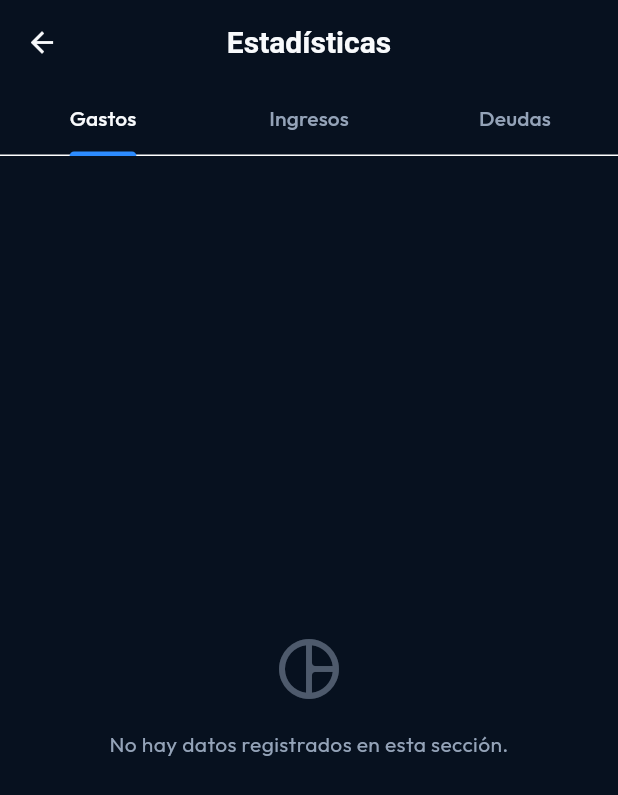
After one commit to AlexM505/Nica-Balance, a Flutter app: the StatisticsScreen screen opened directly, on a phone screen of 412 x 824 dp. The commit adds this screen. Shown: the top 795 px of the screen. Run offline on Flutter 3.47's test engine with Material 3 defaults, Android fonts, the phone set to English and light mode, and no system bars; our stand-ins replace fl_chart, flutter_native_splash, google_fonts, local_auth, objectbox, shared_preferences; accounts and stored records are empty; generated files the repository leaves out were written again.

Commit message:
Feat: implement statistics view with fl_chart

```diff
--- a/lib/main.dart
+++ b/lib/main.dart
@@ -13,6 +13,7 @@ import 'package:nica_balance/presentation/home/views/main_navigation_screen.dart
 import 'package:nica_balance/presentation/income/viewmodels/income_viewmodel.dart';
 import 'package:nica_balance/presentation/onboarding/onboarding_screen.dart';
 import 'package:nica_balance/presentation/settings/viewmodels/preferences_viewmodel.dart';
+import 'package:nica_balance/presentation/statistics/viewmodels/statistics_viewmodel.dart';
 import 'package:provider/provider.dart';
 import 'package:shared_preferences/shared_preferences.dart';
 import 'core/database/objectbox_store.dart';
@@ -70,6 +71,11 @@ void main() async {
           update: (context, dashboardVM, previous) => AnalyticsViewModel(dashboardViewModel: dashboardVM),
         ),
 
+        ChangeNotifierProxyProvider<DashboardViewModel, StatisticsViewModel>(
+          create: (context) => StatisticsViewModel(dashboardViewModel: context.read<DashboardViewModel>()),
+          update: (context, dashboardVM, previous) => StatisticsViewModel(dashboardViewModel: dashboardVM),
+        ),
+
         ChangeNotifierProvider(
           create: (_) => DebtViewModel(debtRepository: debtRepository),
         ),
--- a/lib/presentation/home/viewmodels/dashboard_viewmodel.dart
+++ b/lib/presentation/home/viewmodels/dashboard_viewmodel.dart
@@ -10,6 +10,9 @@ class DashboardViewModel extends ChangeNotifier {
   final IncomeViewModel _incomeViewModel;
 
   static const double _exchangeRate = 36.0;
+
+  List<Expense> get expensesList => _expenseViewModel.expenses;
+  List<Income> get incomesList => _incomeViewModel.incomes;
 
   DashboardViewModel({
     required this._expenseViewModel,
--- /dev/null
+++ b/lib/presentation/statistics/viewmodels/statistics_viewmodel.dart
@@ -0,0 +1,142 @@
+import 'package:flutter/material.dart';
+import '../../home/viewmodels/dashboard_viewmodel.dart';
+
+class CategoryStatsData {
+  final String categoryName;
+  final double amount;
+  final Color color;
+  final IconData icon;
+
+  CategoryStatsData({
+    required this.categoryName,
+    required this.amount,
+    required this.color,
+    required this.icon,
+  });
+}
+
+class StatisticsViewModel extends ChangeNotifier {
+  final DashboardViewModel dashboardViewModel;
+
+  int _selectedPeriodIndex = 0;
+  int get selectedPeriodIndex => _selectedPeriodIndex;
+
+  StatisticsViewModel({required this.dashboardViewModel});
+
+  void changePeriod(int index) {
+    _selectedPeriodIndex = index;
+    notifyListeners();
+  }
+
+  /// Obtiene los datos procesados de Gastos agrupados por Categoría
+  List<CategoryStatsData> getExpenseCategoryData() {
+    final expenses = dashboardViewModel.expensesList;
+    final Map<String, _CategoryTempData> grouped = {};
+
+    final defaultColors = [
+      const Color(0xFFEF4444),
+      const Color(0xFFF59E0B),
+      const Color(0xFF3B82F6),
+      const Color(0xFF10B981),
+      const Color(0xFF8B5CF6),
+    ];
+
+    int colorIndex = 0;
+
+    for (final exp in expenses) {
+      final String categoryKey = exp.category.displayName;
+
+      // Si la categoría ya existe, sumamos el monto
+      if (grouped.containsKey(categoryKey)) {
+        grouped[categoryKey]!.amount += exp.amount;
+      } else {
+        // Si es nueva, tomamos su colorHex base o uno por defecto de la lista
+        final int hex = exp.colorHex != 0 ? exp.colorHex : defaultColors[colorIndex % defaultColors.length].value;
+        grouped[categoryKey] = _CategoryTempData(amount: exp.amount, colorHex: hex, icon: exp.category.icon);
+        colorIndex++;
+      }
+    }
+
+    return grouped.entries.map((entry) {
+
+      final String displayName = entry.key[0].toUpperCase() + entry.key.substring(1).toLowerCase();
+
+      return CategoryStatsData(
+        categoryName: displayName,
+        amount: entry.value.amount,
+        color: Color(entry.value.colorHex),
+        icon: entry.value.icon,
+      );
+    }).toList();
+  }
+
+  /// Obtiene los datos procesados de Ingresos agrupados por Categoría
+  List<CategoryStatsData> getIncomeCategoryData() {
+    final incomes = dashboardViewModel.incomesList;
+    final Map<String, _CategoryTempData> grouped = {};
+
+    final defaultColors = [
+      const Color(0xFF10B981),
+      const Color(0xFF06B6D4),
+      const Color(0xFF3B82F6),
+    ];
+
+    int colorIndex = 0;
+
+    for (final inc in incomes) {
+      final String categoryKey = inc.category.displayName.toUpperCase();
+
+      // Si la categoría ya existe, sumamos el monto
+      if (grouped.containsKey(categoryKey)) {
+        grouped[categoryKey]!.amount += inc.amount;
+      } else {
+        // Si es nueva, tomamos su colorHex base o uno por defecto de la lista
+        final int hex = inc.colorHex != 0 ? inc.colorHex : defaultColors[colorIndex % defaultColors.length].value;
+        grouped[categoryKey] = _CategoryTempData(amount: inc.amount, colorHex: hex, icon: inc.category.icon);
+        colorIndex++;
+      }
+    }
+    return grouped.entries.map((entry) {
+      final String displayName = entry.key[0].toUpperCase() + entry.key.substring(1).toLowerCase();
+
+      return CategoryStatsData(
+        categoryName: displayName,
+        amount: entry.value.amount,
+        color: Color(entry.value.colorHex),
+        icon: entry.value.icon,
+      );
+    }).toList();
+  }
+
+  /// Obtiene las Deudas agrupadas por acreedor
+  List<CategoryStatsData> getDebtData(List debtsFromRepository) {
+    final Map<String, double> grouped = {};
+
+    for (final debt in debtsFromRepository) {
+      grouped[debt.creditor] = (grouped[debt.creditor] ?? 0) + debt.remainingAmount;
+    }
+
+    final colors = [
+      const Color(0xFFA855F7),
+      const Color(0xFFEC4899),
+      const Color(0xFF64748B),
+    ];
+
+    int colorIndex = 0;
+    return grouped.entries.map((entry) {
+      return CategoryStatsData(
+        categoryName: entry.key,
+        amount: entry.value,
+        color: colors[colorIndex % colors.length],
+        icon: Icons.account_balance_outlined,
+      );
+    }).toList();
+  }
+}
+
+class _CategoryTempData {
+  double amount;
+  final int colorHex;
+  final IconData icon;
+  _CategoryTempData({required this.amount, required this.colorHex, required this.icon});
+}
--- /dev/null
+++ b/lib/presentation/statistics/views/statistics_screen.dart
@@ -0,0 +1,243 @@
+import 'package:flutter/material.dart';
+import 'package:provider/provider.dart';
+import 'package:fl_chart/fl_chart.dart';
+import '../../../core/theme/app_theme.dart';
+import '../../debts/viewmodels/debt_viewmodel.dart';
+import '../viewmodels/statistics_viewmodel.dart';
+
+class StatisticsScreen extends StatefulWidget {
+  const StatisticsScreen({super.key});
+
+  @override
+  State<StatisticsScreen> createState() => _StatisticsScreenState();
+}
+
+class _StatisticsScreenState extends State<StatisticsScreen> with SingleTickerProviderStateMixin {
+  late TabController _tabController;
+  int _touchedIndex = -1;
+
+  @override
+  void initState() {
+    super.initState();
+    _tabController = TabController(length: 3, vsync: this);
+    _tabController.addListener(() {
+      setState(() { _touchedIndex = -1; });
+    });
+  }
+
+  @override
+  void dispose() {
+    _tabController.dispose();
+    super.dispose();
+  }
+
+  @override
+  Widget build(BuildContext context) {
+    final statisticsVM = context.watch<StatisticsViewModel>();
+    final debtVM = context.watch<DebtViewModel>();
+
+    final expenseData = statisticsVM.getExpenseCategoryData();
+    final incomeData = statisticsVM.getIncomeCategoryData();
+    final debtData = statisticsVM.getDebtData(debtVM.debts);
+
+    return Scaffold(
+      backgroundColor: AppTheme.getBackgroundColor(context),
+      appBar: AppBar(
+        backgroundColor: AppTheme.getBackgroundColor(context),
+        elevation: 0,
+        title: const Text(
+          'Estadísticas',
+          style: TextStyle(fontWeight: FontWeight.bold, fontSize: 20),
+        ),
+        bottom: TabBar(
+          controller: _tabController,
+          indicatorColor: AppTheme.primaryColor,
+          labelColor: AppTheme.getTextPrimary(context),
+          unselectedLabelColor: AppTheme.getTextSecondary(context),
+          indicatorSize: TabBarIndicatorSize.label,
+          tabs: const [
+            Tab(text: 'Gastos'),
+            Tab(text: 'Ingresos'),
+            Tab(text: 'Deudas'),
+          ],
+        ),
+      ),
+      body: TabBarView(
+        controller: _tabController,
+        children: [
+          _buildStatisticsTab(context, expenseData, 'Gastos Totales'),
+          _buildStatisticsTab(context, incomeData, 'Ingresos Totales'),
+          _buildStatisticsTab(context, debtData, 'Deudas Totales'),
+        ],
+      ),
+    );
+  }
+
+  Widget _buildStatisticsTab(BuildContext context, List<CategoryStatsData> data, String title) {
+    if (data.isEmpty) {
+      return Center(
+        child: Column(
+          mainAxisAlignment: MainAxisAlignment.center,
+          children: [
+            Icon(Icons.pie_chart_outline_rounded, size: 48, color: AppTheme.getTextSecondary(context).withValues(alpha: 0.5)),
+            const SizedBox(height: 16),
+            Text('No hay datos registrados en esta sección.', style: TextStyle(color: AppTheme.getTextSecondary(context))),
+          ],
+        ),
+      );
+    }
+
+    final double totalAmount = data.fold(0, (sum, item) => sum + item.amount);
+
+    return ListView(
+      padding: const EdgeInsets.all(24),
+      children: [
+        // Gráfico Circular de Dona
+        Container(
+          height: 260,
+          padding: const EdgeInsets.all(16),
+          decoration: BoxDecoration(
+            color: AppTheme.getSurfaceColor(context),
+            borderRadius: BorderRadius.circular(24),
+            border: Border.all(color: AppTheme.getBorderColor(context)),
+          ),
+          child: PieChart(
+            PieChartData(
+              pieTouchData: PieTouchData(
+                touchCallback: (FlTouchEvent event, pieTouchResponse) {
+                  setState(() {
+                    if (!event.isInterestedForInteractions ||
+                        pieTouchResponse == null ||
+                        pieTouchResponse.touchedSection == null) {
+                      _touchedIndex = -1;
+                      return;
+                    }
+                    _touchedIndex = pieTouchResponse.touchedSection!.touchedSectionIndex;
+                  });
+                },
+              ),
+              borderData: FlBorderData(show: false),
+              sectionsSpace: 4,
+              centerSpaceRadius: 45,
+              sections: _generateChartSections(data, totalAmount),
+            ),
+          ),
+        ),
+        const SizedBox(height: 28),
+
+        Text(
+          'Desglose por Categorías',
+          style: TextStyle(color: AppTheme.getTextPrimary(context), fontSize: 15, fontWeight: FontWeight.bold),
+        ),
+        const SizedBox(height: 12),
+
+        ListView.separated(
+          shrinkWrap: true,
+          physics: const NeverScrollableScrollPhysics(),
+          itemCount: data.length,
+          separatorBuilder: (context, index) => const SizedBox(height: 10),
+          itemBuilder: (context, index) {
+            final item = data[index];
+            final percentage = (item.amount / totalAmount) * 100;
+
+            return Container(
+              padding: const EdgeInsets.all(14),
+              decoration: BoxDecoration(
+                color: AppTheme.getSurfaceColor(context),
+                borderRadius: BorderRadius.circular(16),
+                border: Border.all(color: AppTheme.getBorderColor(context)),
+              ),
+              child: Row(
+                children: [
+                  Container(
+                    width: 14,
+                    height: 14,
+                    decoration: BoxDecoration(color: item.color, shape: BoxShape.circle),
+                  ),
+                  const SizedBox(width: 12),
+                  Expanded(
+                    child: Text(
+                      item.categoryName,
+                      style: TextStyle(color: AppTheme.getTextPrimary(context), fontWeight: FontWeight.w600, fontSize: 14),
+                    ),
+                  ),
+                  Column(
+                    crossAxisAlignment: CrossAxisAlignment.end,
+                    children: [
+                      Text(
+                        '\$${item.amount.toStringAsFixed(2)}',
+                        style: TextStyle(color: AppTheme.getTextPrimary(context), fontWeight: FontWeight.bold, fontSize: 14),
+                      ),
+                      Text(
+                        '${percentage.toStringAsFixed(1)}%',
+                        style: TextStyle(color: AppTheme.getTextSecondary(context), fontSize: 11),
+                      ),
+                    ],
+                  )
+                ],
+              ),
+            );
+          },
+        ),
+      ],
+    );
+  }
+
+  List<PieChartSectionData> _generateChartSections(List<CategoryStatsData> data, double total) {
+    return List.generate(data.length, (i) {
+      final item = data[i];
+      final isTouched = i == _touchedIndex;
+      final double radius = isTouched ? 80.0 : 70.0;
+      final percentage = (item.amount / total) * 100;
+      final String sectionTitle = isTouched
+        ? '${item.categoryName}\n${percentage.toStringAsFixed(1)}%'
+        : item.categoryName;
+
+      return PieChartSectionData(
+        color: item.color,
+        value: item.amount,
+        title: sectionTitle,
+        radius: radius,
+        titleStyle: TextStyle(
+          fontSize: isTouched ? 13 : 11,
+          fontWeight: FontWeight.bold,
+          color: Colors.white,
+          shadows: const [
+            Shadow(color: Colors.black45, blurRadius: 4, offset: Offset(1, 1))
+          ],
+        ),
+        badgeWidget: _buildBadgeIcon(item, isTouched),
+        titlePositionPercentageOffset: 0.35,
+        badgePositionPercentageOffset: 0.95,
+      );
+    });
+  }
+
+  Widget _buildBadgeIcon(CategoryStatsData item, bool isTouched) {
+    final double size = isTouched ? 36.0 : 30.0;
+
+    return AnimatedContainer(
+      duration: const Duration(milliseconds: 200),
+      width: size,
+      height: size,
+      decoration: BoxDecoration(
+        color: Colors.white,
+        shape: BoxShape.circle,
+        boxShadow: [
+          BoxShadow(
+            color: Colors.black.withValues(alpha: 0.15),
+            blurRadius: 4,
+            offset: const Offset(0, 2),
+          ),
+        ],
+      ),
+      child: Center(
+        child: Icon(
+          item.icon,
+          size: isTouched ? 18.0 : 15.0,
+          color: item.color,
+        ),
+      ),
+    );
+  }
+}
--- a/pubspec.yaml
+++ b/pubspec.yaml
@@ -18,6 +18,7 @@ dependencies:
   shared_preferences: ^2.5.5
   google_fonts: ^6.2.0
   local_auth: ^3.0.1
+  fl_chart: ^1.2.0
 
 dev_dependencies:
   flutter_test:
```
Also changed, not shown: lib/presentation/home/widgets/quick_actions_section.dart (+12 -12 lines), pubspec.lock.
